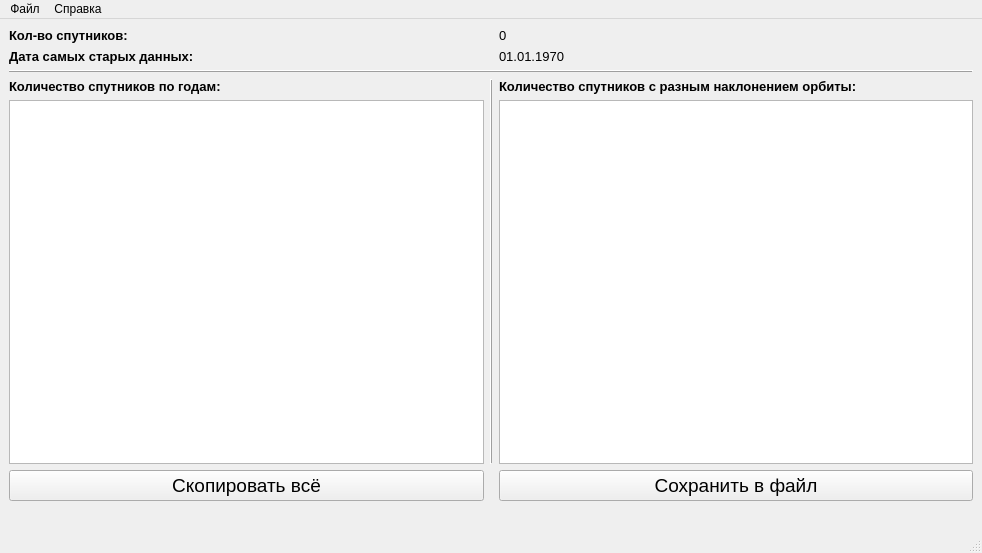
Qt form src/UI/infowindow.ui (KorzikAlex/Satellites) before a commit.
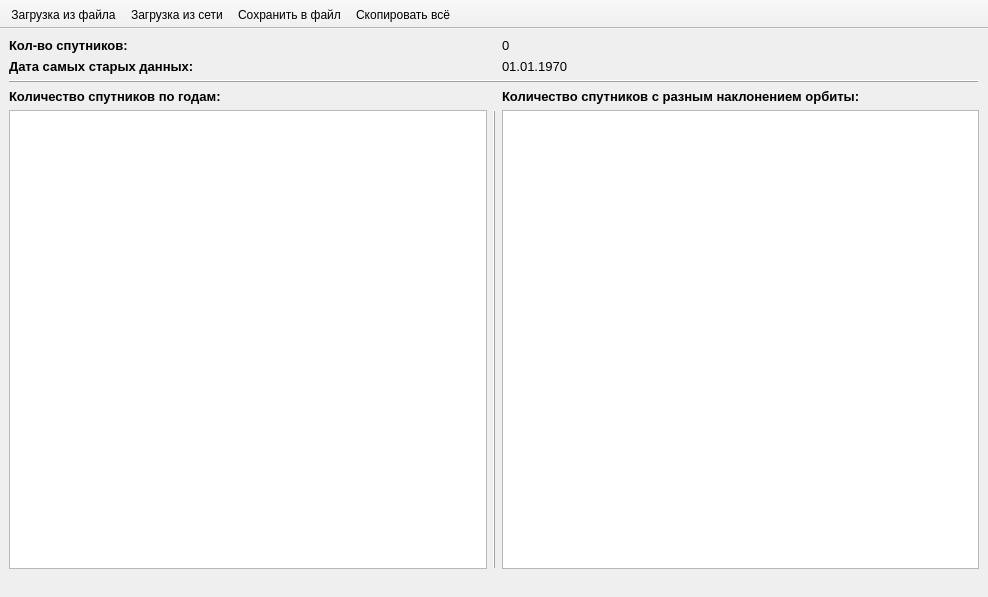
The same form after that commit. Icons and pictures are not drawn.

```diff
--- a/src/UI/infowindow.ui
+++ b/src/UI/infowindow.ui
@@ -6,8 +6,8 @@
    <rect>
     <x>0</x>
     <y>0</y>
-    <width>982</width>
-    <height>553</height>
+    <width>988</width>
+    <height>597</height>
    </rect>
   </property>
   <property name="sizePolicy">
@@ -34,6 +34,30 @@
   </property>
   <widget class="QWidget" name="centralwidget">
    <layout class="QGridLayout" name="gridLayout">
+    <item row="2" column="2" alignment="Qt::AlignmentFlag::AlignLeft">
+     <widget class="QLabel" name="inputCountLabel">
+      <property name="sizePolicy">
+       <sizepolicy hsizetype="Preferred" vsizetype="Preferred">
+        <horstretch>0</horstretch>
+        <verstretch>0</verstretch>
+       </sizepolicy>
+      </property>
+      <property name="font">
+       <font>
+        <pointsize>10</pointsize>
+       </font>
+      </property>
+      <property name="frameShape">
+       <enum>QFrame::Shape::NoFrame</enum>
+      </property>
+      <property name="text">
+       <string>0</string>
+      </property>
+      <property name="alignment">
+       <set>Qt::AlignmentFlag::AlignLeading|Qt::AlignmentFlag::AlignLeft|Qt::AlignmentFlag::AlignVCenter</set>
+      </property>
+     </widget>
+    </item>
     <item row="6" column="0">
      <widget class="QTableView" name="yearTableView">
       <property name="contextMenuPolicy">
@@ -62,10 +86,20 @@
       </attribute>
      </widget>
     </item>
-    <item row="9" column="0" colspan="3">
-     <widget class="QLabel" name="statusLabel">
+    <item row="6" column="1">
+     <widget class="Line" name="vLine">
+      <property name="frameShadow">
+       <enum>QFrame::Shadow::Raised</enum>
+      </property>
+      <property name="orientation">
+       <enum>Qt::Orientation::Vertical</enum>
+      </property>
+     </widget>
+    </item>
+    <item row="2" column="0" alignment="Qt::AlignmentFlag::AlignLeft">
+     <widget class="QLabel" name="countLabel">
       <property name="sizePolicy">
-       <sizepolicy hsizetype="Expanding" vsizetype="Preferred">
+       <sizepolicy hsizetype="Preferred" vsizetype="Preferred">
         <horstretch>0</horstretch>
         <verstretch>0</verstretch>
        </sizepolicy>
@@ -73,10 +107,36 @@
       <property name="font">
        <font>
         <pointsize>10</pointsize>
+        <bold>true</bold>
        </font>
       </property>
       <property name="text">
-       <string/>
+       <string>Кол-во спутников:</string>
+      </property>
+      <property name="alignment">
+       <set>Qt::AlignmentFlag::AlignLeading|Qt::AlignmentFlag::AlignLeft|Qt::AlignmentFlag::AlignVCenter</set>
+      </property>
+     </widget>
+    </item>
+    <item row="3" column="0" alignment="Qt::AlignmentFlag::AlignLeft">
+     <widget class="QLabel" name="dateLabel">
+      <property name="sizePolicy">
+       <sizepolicy hsizetype="Preferred" vsizetype="Preferred">
+        <horstretch>0</horstretch>
+        <verstretch>0</verstretch>
+       </sizepolicy>
+      </property>
+      <property name="font">
+       <font>
+        <pointsize>10</pointsize>
+        <bold>true</bold>
+       </font>
+      </property>
+      <property name="text">
+       <string>Дата самых старых данных:</string>
+      </property>
+      <property name="alignment">
+       <set>Qt::AlignmentFlag::AlignLeading|Qt::AlignmentFlag::AlignLeft|Qt::AlignmentFlag::AlignVCenter</set>
       </property>
      </widget>
     </item>
@@ -108,7 +168,66 @@
       </attribute>
      </widget>
     </item>
-    <item row="5" column="0">
+    <item row="4" column="0" colspan="3">
+     <widget class="Line" name="hLine">
+      <property name="frameShadow">
+       <enum>QFrame::Shadow::Raised</enum>
+      </property>
+      <property name="orientation">
+       <enum>Qt::Orientation::Horizontal</enum>
+      </property>
+     </widget>
+    </item>
+    <item row="5" column="2" alignment="Qt::AlignmentFlag::AlignLeft">
+     <widget class="QLabel" name="inclinationLabel">
+      <property name="sizePolicy">
+       <sizepolicy hsizetype="Preferred" vsizetype="Preferred">
+        <horstretch>0</horstretch>
+        <verstretch>0</verstretch>
+       </sizepolicy>
+      </property>
+      <property name="font">
+       <font>
+        <pointsize>10</pointsize>
+        <bold>true</bold>
+       </font>
+      </property>
+      <property name="text">
+       <string>Количество спутников с разным наклонением орбиты:</string>
+      </property>
+      <property name="alignment">
+       <set>Qt::AlignmentFlag::AlignLeading|Qt::AlignmentFlag::AlignLeft|Qt::AlignmentFlag::AlignVCenter</set>
+      </property>
+     </widget>
+    </item>
+    <item row="3" column="2" alignment="Qt::AlignmentFlag::AlignLeft">
+     <widget class="QLabel" name="inputDateLabel">
+      <property name="sizePolicy">
+       <sizepolicy hsizetype="Preferred" vsizetype="Preferred">
+        <horstretch>0</horstretch>
+        <verstretch>0</verstretch>
+       </sizepolicy>
+      </property>
+      <property name="font">
+       <font>
+        <pointsize>10</pointsize>
+       </font>
+      </property>
+      <property name="frameShape">
+       <enum>QFrame::Shape::NoFrame</enum>
+      </property>
+      <property name="text">
+       <string>01.01.1970</string>
+      </property>
+      <property name="alignment">
+       <set>Qt::AlignmentFlag::AlignLeading|Qt::AlignmentFlag::AlignLeft|Qt::AlignmentFlag::AlignVCenter</set>
+      </property>
+      <property name="wordWrap">
+       <bool>false</bool>
+      </property>
+     </widget>
+    </item>
+    <item row="5" column="0" alignment="Qt::AlignmentFlag::AlignLeft">
      <widget class="QLabel" name="yearLabel">
       <property name="sizePolicy">
        <sizepolicy hsizetype="Preferred" vsizetype="Preferred">
@@ -139,257 +258,52 @@
       </property>
      </widget>
     </item>
-    <item row="3" column="2">
-     <widget class="QLabel" name="inputDateLabel">
-      <property name="sizePolicy">
-       <sizepolicy hsizetype="Preferred" vsizetype="Preferred">
-        <horstretch>0</horstretch>
-        <verstretch>0</verstretch>
-       </sizepolicy>
-      </property>
-      <property name="font">
-       <font>
-        <pointsize>10</pointsize>
-       </font>
-      </property>
-      <property name="frameShape">
-       <enum>QFrame::Shape::NoFrame</enum>
-      </property>
-      <property name="text">
-       <string>01.01.1970</string>
-      </property>
-      <property name="alignment">
-       <set>Qt::AlignmentFlag::AlignLeading|Qt::AlignmentFlag::AlignLeft|Qt::AlignmentFlag::AlignVCenter</set>
-      </property>
-      <property name="wordWrap">
-       <bool>false</bool>
-      </property>
-     </widget>
-    </item>
-    <item row="5" column="2">
-     <widget class="QLabel" name="inclinationLabel">
-      <property name="sizePolicy">
-       <sizepolicy hsizetype="Preferred" vsizetype="Preferred">
-        <horstretch>0</horstretch>
-        <verstretch>0</verstretch>
-       </sizepolicy>
-      </property>
-      <property name="font">
-       <font>
-        <pointsize>10</pointsize>
-        <bold>true</bold>
-       </font>
-      </property>
-      <property name="text">
-       <string>Количество спутников с разным наклонением орбиты:</string>
-      </property>
-      <property name="alignment">
-       <set>Qt::AlignmentFlag::AlignLeading|Qt::AlignmentFlag::AlignLeft|Qt::AlignmentFlag::AlignVCenter</set>
-      </property>
-     </widget>
-    </item>
-    <item row="5" column="1" rowspan="2">
-     <widget class="Line" name="vLine">
-      <property name="frameShadow">
-       <enum>QFrame::Shadow::Raised</enum>
-      </property>
-      <property name="orientation">
-       <enum>Qt::Orientation::Vertical</enum>
-      </property>
-     </widget>
-    </item>
-    <item row="7" column="2">
-     <widget class="QPushButton" name="saveButton">
-      <property name="sizePolicy">
-       <sizepolicy hsizetype="Preferred" vsizetype="Preferred">
-        <horstretch>0</horstretch>
-        <verstretch>0</verstretch>
-       </sizepolicy>
-      </property>
-      <property name="font">
-       <font>
-        <pointsize>14</pointsize>
-        <bold>false</bold>
-       </font>
-      </property>
-      <property name="text">
-       <string>Сохранить в файл</string>
-      </property>
-      <property name="icon">
-       <iconset resource="../../resources/mainwindow.qrc">
-        <normaloff>:/light_icons/icons/save_light_32.svg</normaloff>:/light_icons/icons/save_light_32.svg</iconset>
-      </property>
-      <property name="iconSize">
-       <size>
-        <width>32</width>
-        <height>32</height>
-       </size>
-      </property>
-     </widget>
-    </item>
-    <item row="4" column="0" colspan="3">
-     <widget class="Line" name="hLine">
-      <property name="frameShadow">
-       <enum>QFrame::Shadow::Raised</enum>
-      </property>
-      <property name="orientation">
-       <enum>Qt::Orientation::Horizontal</enum>
-      </property>
-     </widget>
-    </item>
-    <item row="7" column="0">
-     <widget class="QPushButton" name="copyButton">
-      <property name="sizePolicy">
-       <sizepolicy hsizetype="Preferred" vsizetype="Preferred">
-        <horstretch>0</horstretch>
-        <verstretch>0</verstretch>
-       </sizepolicy>
-      </property>
-      <property name="font">
-       <font>
-        <pointsize>14</pointsize>
-        <bold>false</bold>
-       </font>
-      </property>
-      <property name="text">
-       <string>Скопировать всё</string>
-      </property>
-      <property name="icon">
-       <iconset resource="../../resources/mainwindow.qrc">
-        <normaloff>:/light_icons/icons/copy_all_light_32.svg</normaloff>:/light_icons/icons/copy_all_light_32.svg</iconset>
-      </property>
-      <property name="iconSize">
-       <size>
-        <width>32</width>
-        <height>32</height>
-       </size>
-      </property>
-     </widget>
-    </item>
-    <item row="2" column="0">
-     <widget class="QLabel" name="countLabel">
-      <property name="sizePolicy">
-       <sizepolicy hsizetype="Preferred" vsizetype="Preferred">
-        <horstretch>0</horstretch>
-        <verstretch>0</verstretch>
-       </sizepolicy>
-      </property>
-      <property name="font">
-       <font>
-        <pointsize>10</pointsize>
-        <bold>true</bold>
-       </font>
-      </property>
-      <property name="text">
-       <string>Кол-во спутников:</string>
-      </property>
-      <property name="alignment">
-       <set>Qt::AlignmentFlag::AlignLeading|Qt::AlignmentFlag::AlignLeft|Qt::AlignmentFlag::AlignVCenter</set>
-      </property>
-     </widget>
-    </item>
-    <item row="3" column="0">
-     <widget class="QLabel" name="dateLabel">
-      <property name="sizePolicy">
-       <sizepolicy hsizetype="Preferred" vsizetype="Preferred">
-        <horstretch>0</horstretch>
-        <verstretch>0</verstretch>
-       </sizepolicy>
-      </property>
-      <property name="font">
-       <font>
-        <pointsize>10</pointsize>
-        <bold>true</bold>
-       </font>
-      </property>
-      <property name="text">
-       <string>Дата самых старых данных:</string>
-      </property>
-      <property name="alignment">
-       <set>Qt::AlignmentFlag::AlignLeading|Qt::AlignmentFlag::AlignLeft|Qt::AlignmentFlag::AlignVCenter</set>
-      </property>
-     </widget>
-    </item>
-    <item row="2" column="2">
-     <widget class="QLabel" name="inputCountLabel">
-      <property name="sizePolicy">
-       <sizepolicy hsizetype="Preferred" vsizetype="Preferred">
-        <horstretch>0</horstretch>
-        <verstretch>0</verstretch>
-       </sizepolicy>
-      </property>
-      <property name="font">
-       <font>
-        <pointsize>10</pointsize>
-       </font>
-      </property>
-      <property name="frameShape">
-       <enum>QFrame::Shape::NoFrame</enum>
-      </property>
-      <property name="text">
-       <string>0</string>
-      </property>
-      <property name="alignment">
-       <set>Qt::AlignmentFlag::AlignLeading|Qt::AlignmentFlag::AlignLeft|Qt::AlignmentFlag::AlignVCenter</set>
-      </property>
-     </widget>
-    </item>
    </layout>
   </widget>
-  <widget class="QMenuBar" name="menubar">
-   <property name="geometry">
-    <rect>
-     <x>0</x>
-     <y>0</y>
-     <width>982</width>
-     <height>25</height>
-    </rect>
-   </property>
-   <widget class="QMenu" name="fileMenu">
-    <property name="title">
-     <string>Файл</string>
-    </property>
-    <addaction name="separator"/>
-    <addaction name="copyAction"/>
-    <addaction name="saveAction"/>
-   </widget>
-   <widget class="QMenu" name="infoMenu">
-    <property name="title">
-     <string>Справка</string>
-    </property>
-    <addaction name="aboutAction"/>
-   </widget>
-   <addaction name="fileMenu"/>
-   <addaction name="infoMenu"/>
-  </widget>
-  <widget class="QStatusBar" name="statusbar"/>
-  <action name="fileAction">
-   <property name="icon">
-    <iconset>
-     <normaloff>:/light_icons/icons/upload_light.svg</normaloff>:/light_icons/icons/upload_light.svg</iconset>
-   </property>
-   <property name="text">
-    <string>Загрузить локальный файл</string>
-   </property>
-   <property name="shortcut">
-    <string>Ctrl+O</string>
-   </property>
-   <property name="shortcutVisibleInContextMenu">
+  <widget class="QStatusBar" name="statusbar">
+   <property name="enabled">
     <bool>true</bool>
    </property>
-  </action>
-  <action name="urlAction">
-   <property name="icon">
-    <iconset>
-     <normaloff>:/light_icons/icons/cloud_download_light.svg</normaloff>:/light_icons/icons/cloud_download_light.svg</iconset>
+   <property name="sizeGripEnabled">
+    <bool>false</bool>
    </property>
-   <property name="text">
-    <string>Загрузить файл из сети</string>
+  </widget>
+  <widget class="QToolBar" name="toolBar">
+   <property name="windowTitle">
+    <string>toolBar</string>
    </property>
-   <property name="shortcut">
-    <string>Ctrl+N</string>
+   <property name="movable">
+    <bool>false</bool>
    </property>
-  </action>
+   <property name="allowedAreas">
+    <set>Qt::ToolBarArea::AllToolBarAreas</set>
+   </property>
+   <property name="orientation">
+    <enum>Qt::Orientation::Horizontal</enum>
+   </property>
+   <property name="iconSize">
+    <size>
+     <width>24</width>
+     <height>24</height>
+    </size>
+   </property>
+   <property name="toolButtonStyle">
+    <enum>Qt::ToolButtonStyle::ToolButtonTextUnderIcon</enum>
+   </property>
+   <property name="floatable">
+    <bool>false</bool>
+   </property>
+   <attribute name="toolBarArea">
+    <enum>TopToolBarArea</enum>
+   </attribute>
+   <attribute name="toolBarBreak">
+    <bool>false</bool>
+   </attribute>
+   <addaction name="fileOpenAction"/>
+   <addaction name="urlOpenAction"/>
+   <addaction name="saveAction"/>
+   <addaction name="copyAction"/>
+  </widget>
   <action name="saveAction">
    <property name="icon">
     <iconset resource="../../resources/mainwindow.qrc">
@@ -426,6 +340,30 @@
     <string>Ctrl+Shift+C</string>
    </property>
   </action>
+  <action name="fileOpenAction">
+   <property name="icon">
+    <iconset resource="../../resources/icons/window.qrc">
+     <normaloff>:/light_icons/upload_light-24.svg</normaloff>:/light_icons/upload_light-24.svg</iconset>
+   </property>
+   <property name="text">
+    <string>Загрузка из файла</string>
+   </property>
+   <property name="shortcut">
+    <string>Ctrl+O</string>
+   </property>
+  </action>
+  <action name="urlOpenAction">
+   <property name="icon">
+    <iconset resource="../../resources/icons/window.qrc">
+     <normaloff>:/light_icons/cloud_download_light-24.svg</normaloff>:/light_icons/cloud_download_light-24.svg</iconset>
+   </property>
+   <property name="text">
+    <string>Загрузка из сети</string>
+   </property>
+   <property name="shortcut">
+    <string>Ctrl+N</string>
+   </property>
+  </action>
  </widget>
  <resources>
   <include location="../../resources/mainwindow.qrc"/>
```
Left out of the diff: 30 changed lines with no effect on the pictures.
